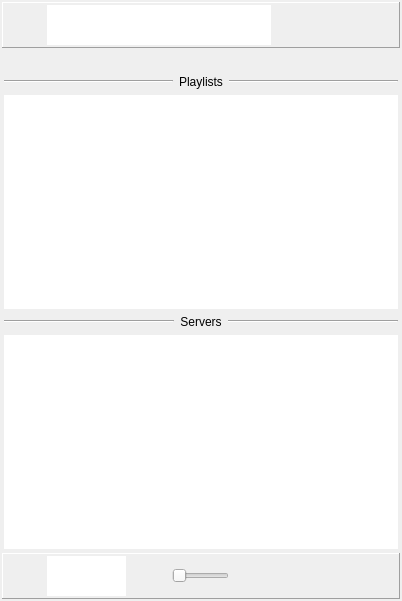
Before: the Qt Designer form aivctrl/mainwindow.ui in ptstream/QtUPnP, drawn with Qt 5.
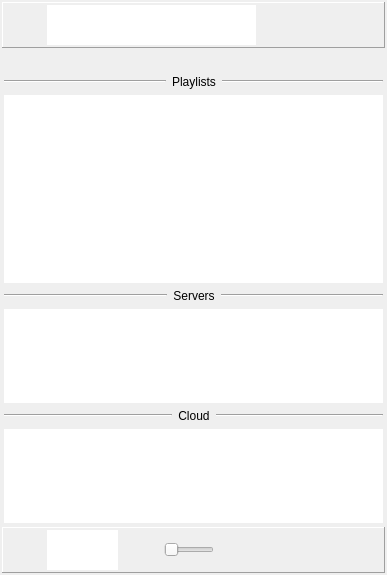
After: the same form once the commit is applied. Icons and pictures are not drawn. Custom widgets are drawn as their Qt base class.

Patch:
```diff
--- a/aivctrl/mainwindow.ui
+++ b/aivctrl/mainwindow.ui
@@ -6,8 +6,8 @@
    <rect>
     <x>0</x>
     <y>0</y>
-    <width>402</width>
-    <height>601</height>
+    <width>387</width>
+    <height>575</height>
    </rect>
   </property>
   <property name="windowTitle">
@@ -330,6 +330,15 @@
         </item>
         <item>
          <widget class="CMyDeviceBrowser" name="m_myDevice">
+          <property name="sizePolicy">
+           <sizepolicy hsizetype="Expanding" vsizetype="Expanding">
+            <horstretch>0</horstretch>
+            <verstretch>2</verstretch>
+           </sizepolicy>
+          </property>
+          <property name="toolTip">
+           <string>Local playlists. Theses playlists are stored on your computer, phone...</string>
+          </property>
           <property name="frameShape">
            <enum>QFrame::NoFrame</enum>
           </property>
@@ -398,6 +407,86 @@
         </item>
         <item>
          <widget class="CDeviceBrowser" name="m_servers">
+          <property name="sizePolicy">
+           <sizepolicy hsizetype="Expanding" vsizetype="Expanding">
+            <horstretch>0</horstretch>
+            <verstretch>1</verstretch>
+           </sizepolicy>
+          </property>
+          <property name="toolTip">
+           <string>Local servers</string>
+          </property>
+          <property name="frameShape">
+           <enum>QFrame::NoFrame</enum>
+          </property>
+          <property name="gridSize">
+           <size>
+            <width>0</width>
+            <height>32</height>
+           </size>
+          </property>
+          <property name="uniformItemSizes">
+           <bool>false</bool>
+          </property>
+          <property name="sortingEnabled">
+           <bool>true</bool>
+          </property>
+         </widget>
+        </item>
+        <item>
+         <layout class="QHBoxLayout" name="horizontalLayout_10">
+          <property name="spacing">
+           <number>6</number>
+          </property>
+          <item>
+           <widget class="Line" name="line_6">
+            <property name="orientation">
+             <enum>Qt::Horizontal</enum>
+            </property>
+           </widget>
+          </item>
+          <item>
+           <widget class="QLabel" name="m_cloudLabel">
+            <property name="sizePolicy">
+             <sizepolicy hsizetype="Maximum" vsizetype="Preferred">
+              <horstretch>0</horstretch>
+              <verstretch>0</verstretch>
+             </sizepolicy>
+            </property>
+            <property name="text">
+             <string>Cloud</string>
+            </property>
+            <property name="alignment">
+             <set>Qt::AlignCenter</set>
+            </property>
+           </widget>
+          </item>
+          <item>
+           <widget class="Line" name="line_7">
+            <property name="sizePolicy">
+             <sizepolicy hsizetype="Minimum" vsizetype="Fixed">
+              <horstretch>0</horstretch>
+              <verstretch>0</verstretch>
+             </sizepolicy>
+            </property>
+            <property name="orientation">
+             <enum>Qt::Horizontal</enum>
+            </property>
+           </widget>
+          </item>
+         </layout>
+        </item>
+        <item>
+         <widget class="CCloudBrowser" name="m_cloud">
+          <property name="sizePolicy">
+           <sizepolicy hsizetype="Expanding" vsizetype="Expanding">
+            <horstretch>0</horstretch>
+            <verstretch>1</verstretch>
+           </sizepolicy>
+          </property>
+          <property name="toolTip">
+           <string>Remote servers</string>
+          </property>
           <property name="frameShape">
            <enum>QFrame::NoFrame</enum>
           </property>
@@ -1102,6 +1191,11 @@
    <extends>QListWidget</extends>
    <header>aivwidgets/mydevicebrowser.hpp</header>
   </customwidget>
+  <customwidget>
+   <class>CCloudBrowser</class>
+   <extends>QListWidget</extends>
+   <header location="global">aivwidgets/cloudbrowser.hpp</header>
+  </customwidget>
  </customwidgets>
  <resources>
   <include location="aivctrl.qrc"/>
```
Left out of the diff: 9 changed lines with no effect on the pictures.
